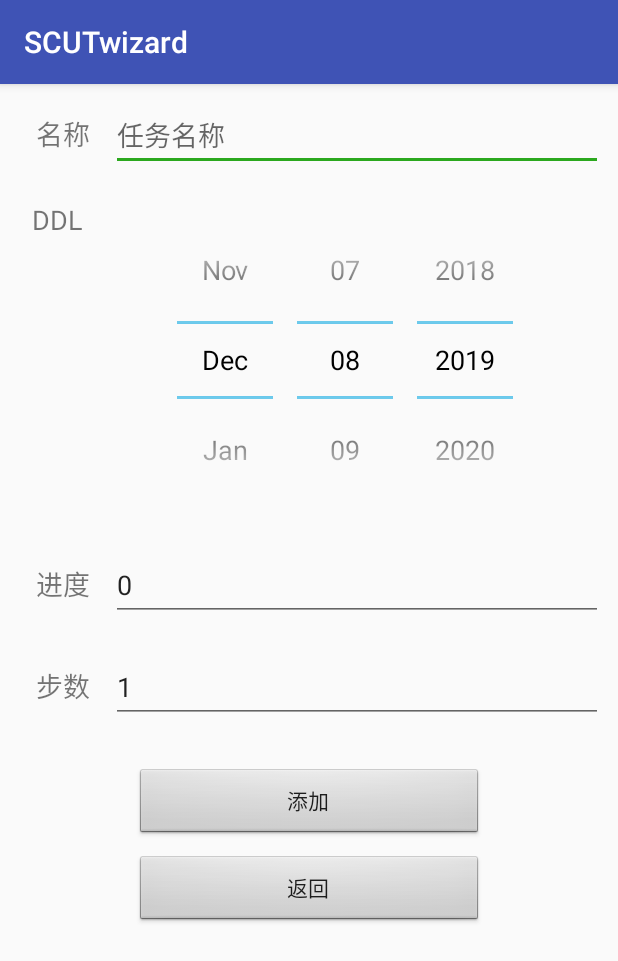
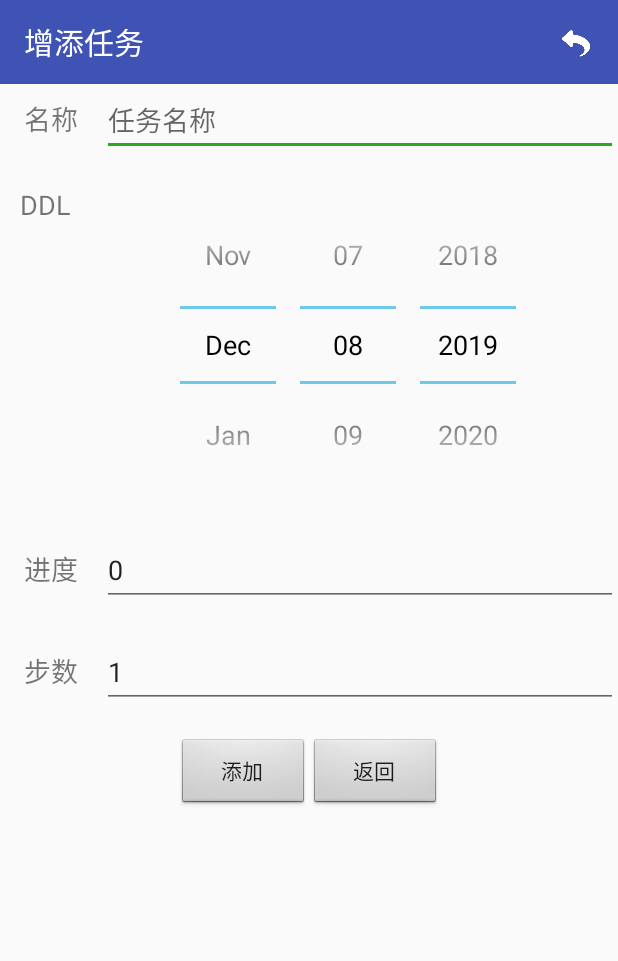
Before and after one commit to scut-wizard/scut-wizard, an Android app: the AddEventActivity screen opened directly, with no data from a screen before it, on a phone screen of 412 x 824 dp. Shown: the top 961 px of the screen. Run offline under Robolectric (Android 15) with nearby library versions, the phone set to English and light mode, and no system bars.

Commit message:
增加toolbar

```diff
--- a/app/src/main/java/com/scut/scutwizard/Note/AddEventActivity.java
+++ b/app/src/main/java/com/scut/scutwizard/Note/AddEventActivity.java
@@ -5,6 +5,8 @@ import android.content.Intent;
 import android.database.sqlite.SQLiteDatabase;
 import android.os.Bundle;
 import android.text.TextUtils;
+import android.view.Menu;
+import android.view.MenuItem;
 import android.view.View;
 import android.widget.Button;
 import android.widget.DatePicker;
@@ -13,8 +15,10 @@ import android.widget.Toast;
 
 import com.scut.scutwizard.R;
 
+import androidx.annotation.NonNull;
 import androidx.annotation.Nullable;
 import androidx.appcompat.app.AppCompatActivity;
+import androidx.appcompat.widget.Toolbar;
 
 import static java.lang.Double.parseDouble;
 import static java.lang.Integer.parseInt;
@@ -27,6 +31,7 @@ public class AddEventActivity extends AppCompatActivity {
     public Button add_event_return_btn;
     public DatePicker add_event_et_daysLeft;
     public EditText add_event_et_step;
+    private Toolbar toolbar;
 
     @Override
     protected void onCreate(@Nullable Bundle savedInstanceState) {
@@ -38,6 +43,9 @@ public class AddEventActivity extends AppCompatActivity {
         add_event_et_progress =  findViewById(R.id.add_event_et_progress);
         add_event_et_daysLeft =  findViewById(R.id.add_event_et_daysLeft);
         add_event_et_step =  findViewById(R.id.add_event_et_step);
+
+        toolbar = findViewById(R.id.note_add_toolbar);
+        setSupportActionBar(toolbar);
 
         confirmAdd_btn.setOnClickListener(new View.OnClickListener() {
             @Override
@@ -100,4 +108,22 @@ public class AddEventActivity extends AppCompatActivity {
 
     }
 
+    @Override
+    public boolean onCreateOptionsMenu(Menu menu) {
+        getMenuInflater().inflate(R.menu.note_return_navigation, menu);
+        return true;
+    }
+
+    @Override
+    public boolean onOptionsItemSelected(@NonNull MenuItem item) {
+        switch (item.getItemId()) {
+            case R.id.navigation_note_return:
+                Intent intent_return = new Intent(AddEventActivity.this, NoteActivity.class);
+                finish();
+                startActivity(intent_return);
+                break;
+        }
+        return true;
+    }
+
 }
--- a/app/src/main/res/layout/activity_add_event.xml
+++ b/app/src/main/res/layout/activity_add_event.xml
@@ -1,9 +1,20 @@
 <?xml version="1.0" encoding="utf-8"?>
 <LinearLayout xmlns:android="http://schemas.android.com/apk/res/android"
+    xmlns:app="http://schemas.android.com/apk/res-auto"
     android:layout_width="match_parent"
     android:layout_height="match_parent"
     android:orientation="vertical"
-    android:padding="10dp">
+    android:padding="0dp">
+
+    <androidx.appcompat.widget.Toolbar
+        android:id="@+id/note_add_toolbar"
+        android:layout_width="match_parent"
+        android:layout_height="?attr/actionBarSize"
+        android:background="?attr/colorPrimary"
+        android:theme="@style/ThemeOverlay.AppCompat.Dark.ActionBar"
+        app:popupTheme="@style/ThemeOverlay.AppCompat.Light">
+
+    </androidx.appcompat.widget.Toolbar>
 
     <LinearLayout
         android:layout_width="match_parent"
@@ -75,9 +86,9 @@
             android:layout_height="wrap_content"
             android:layout_weight="4"
             android:ems="10"
-            android:text="0"
             android:hint="当前任务进度（0-99）%"
-            android:inputType="number" />
+            android:inputType="number"
+            android:text="0" />
     </LinearLayout>
 
     <LinearLayout
@@ -100,29 +111,37 @@
             android:layout_height="wrap_content"
             android:layout_weight="4"
             android:ems="10"
-            android:text="1"
             android:hint="计划任务步数"
-            android:inputType="number" />
+            android:inputType="number"
+            android:text="1" />
     </LinearLayout>
 
 
+    <LinearLayout
+        android:layout_width="wrap_content"
+        android:layout_height="wrap_content"
+        android:layout_gravity="center"
+        android:orientation="horizontal">
+
         <Button
             android:id="@+id/confirm_add_btn"
-        android:layout_width="match_parent"
+            android:layout_width="wrap_content"
             android:layout_height="wrap_content"
-        android:layout_marginLeft="80dp"
-        android:layout_marginTop="10dp"
-        android:layout_marginRight="80dp"
+            android:layout_marginLeft="0dp"
+            android:layout_marginTop="0dp"
+            android:layout_marginRight="0dp"
             android:background="@android:drawable/btn_default"
             android:text="添加" />
 
         <Button
             android:id="@+id/add_event_return_btn"
-        android:layout_width="match_parent"
+            android:layout_width="wrap_content"
             android:layout_height="wrap_content"
-        android:layout_marginLeft="80dp"
-        android:layout_marginTop="10dp"
-        android:layout_marginRight="80dp"
+            android:layout_marginLeft="0dp"
+            android:layout_marginTop="0dp"
+            android:layout_marginRight="0dp"
             android:background="@android:drawable/btn_default"
             android:text="返回" />
     </LinearLayout>
+
+</LinearLayout>
--- /dev/null
+++ b/app/src/main/res/menu/note_return_navigation.xml
@@ -0,0 +1,11 @@
+<?xml version="1.0" encoding="utf-8"?>
+<menu xmlns:android="http://schemas.android.com/apk/res/android"
+    xmlns:app="http://schemas.android.com/apk/res-auto">
+
+        <item
+            android:id="@+id/navigation_note_return"
+            android:checked="true"
+            android:icon="@drawable/ic_nav_return"
+            android:title="返回"
+            app:showAsAction="always"/>
+</menu>
```
Also changed, not shown: app/src/main/AndroidManifest.xml (+7 -2 lines), app/src/main/java/com/scut/scutwizard/Note/NoteActivity.java (+12 -2 lines), app/src/main/java/com/scut/scutwizard/Note/ShowEventActivity.java (+30 -5 lines), app/src/main/res/layout/activity_note.xml (+9 -1 lines), app/src/main/res/layout/activity_note_empty.xml (+18 -3 lines), app/src/main/res/layout/activity_show_event.xml (+25 -8 lines), app/src/main/res/menu/note_navigation.xml (+16 -10 lines), app/src/main/res/drawable-xhdpi/ic_nav_return.png (added), app/src/main/res/drawable-xxhdpi/coffee.gif (deleted), app/src/main/res/drawable/coffee.gif (deleted). Lines whose indentation alone changed are shown as unchanged.
